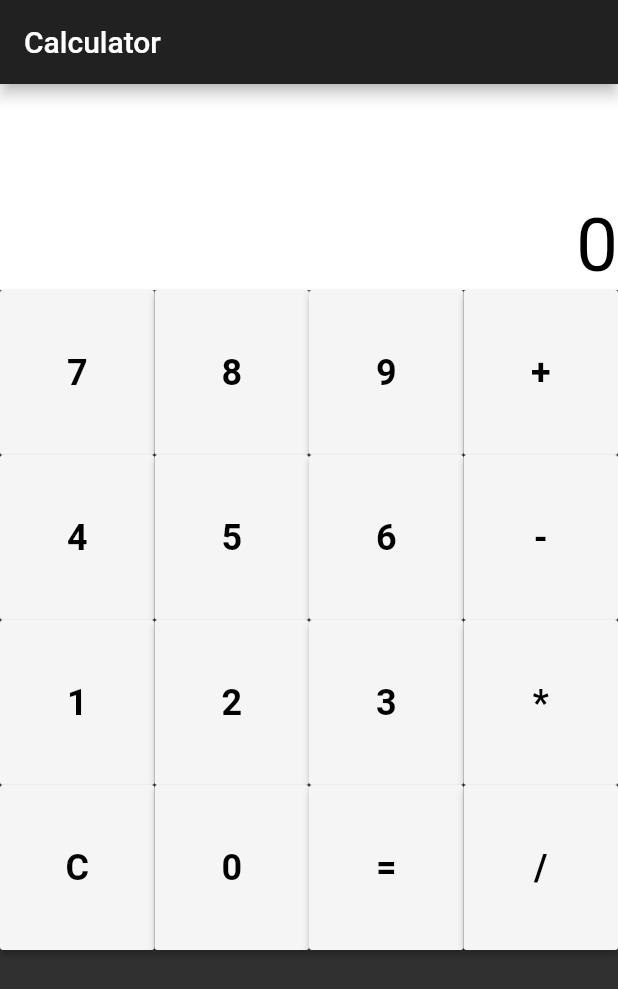
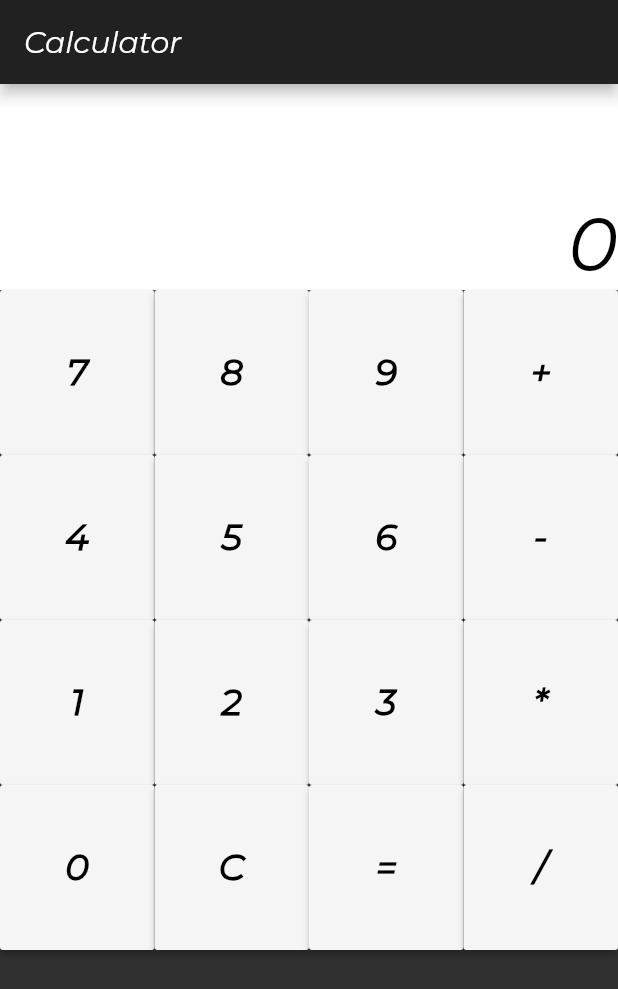
Before and after one commit to Bigghead/Dart_Flutter_Projects, a Flutter app: the screen it shows after launch, on a phone screen of 412 x 824 dp. Shown: the top 989 px of the screen. Run offline on Flutter 3.47's test engine with Material 2 defaults, Android fonts, the phone set to English and light mode, and no system bars.

Commit message:
updated styling

```diff
--- a/project_1_calculator/lib/homepage.dart
+++ b/project_1_calculator/lib/homepage.dart
@@ -21,7 +21,7 @@ class _HomePageState extends State<HomePage> {
   List   _buttons    = [ [ 7, 8, 9, '+' ],
                          [ 4, 5, 6, '-' ],
                          [ 1, 2, 3, '*' ],
-                         [ 'C', 0, '=', '/']
+                         [ 0, 'C', '=', '/']
                        ];
   String _currentOperand;
 
--- a/project_1_calculator/lib/main.dart
+++ b/project_1_calculator/lib/main.dart
@@ -10,7 +10,10 @@ class MyApp extends StatelessWidget {
   Widget build(BuildContext context) {
     return new MaterialApp(
       title: 'Flutter Demo',
-      theme: ThemeData.dark(),
+      theme: ThemeData(
+        brightness: Brightness.dark,
+        fontFamily: 'Montserrat'
+      ),
       home: HomePage(),
     );
   }
--- a/project_1_calculator/pubspec.yaml
+++ b/project_1_calculator/pubspec.yaml
@@ -41,6 +41,10 @@ flutter:
   # "family" key with the font family name, and a "fonts" key with a
   # list giving the asset and other descriptors for the font. For
   # example:
+  fonts:
+    - family: Montserrat
+      fonts:
+        - asset: assets/Montserrat-Italic.ttf
   # fonts:
   #   - family: Schyler
   #     fonts:
```
Also changed, not shown: project_1_calculator/assets/Montserrat-Italic.ttf (added).
